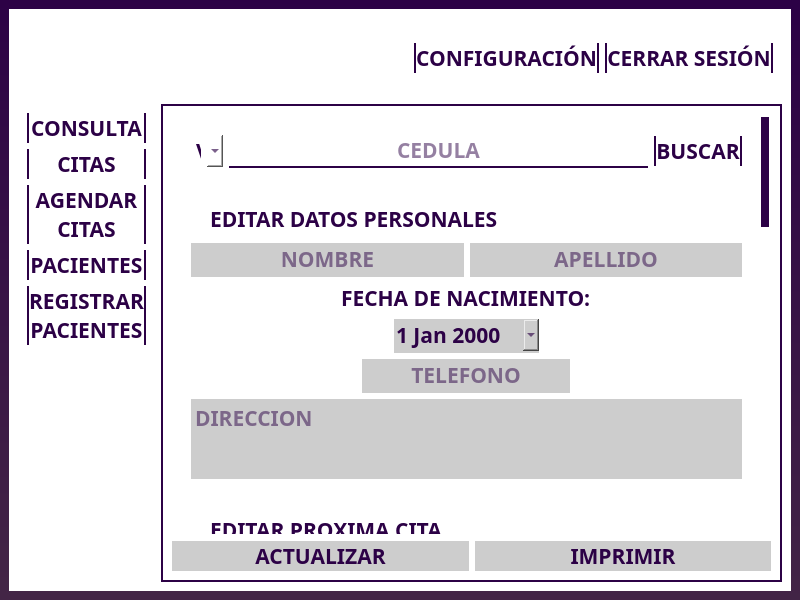
Qt form ui/interfaz_principal.ui (DevHarsue/SANDIASALUD) before a commit.
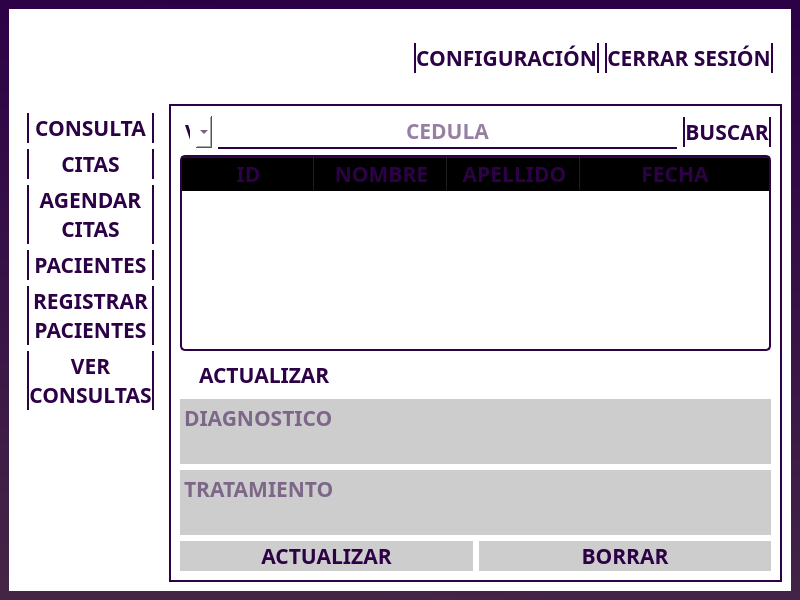
The same form after that commit. Icons and pictures are not drawn.

```diff
--- a/ui/interfaz_principal.ui
+++ b/ui/interfaz_principal.ui
@@ -144,6 +144,17 @@
             </property>
            </widget>
           </item>
+          <item>
+           <widget class="QPushButton" name="boton_v_consultas">
+            <property name="cursor">
+             <cursorShape>PointingHandCursor</cursorShape>
+            </property>
+            <property name="text">
+             <string>VER
+CONSULTAS</string>
+            </property>
+           </widget>
+          </item>
          </layout>
         </widget>
        </item>
@@ -646,6 +657,177 @@
            </item>
           </layout>
          </widget>
+         <widget class="QWidget" name="widget_consultas">
+          <layout class="QVBoxLayout" name="verticalLayout_20">
+           <item>
+            <layout class="QGridLayout" name="gridLayout_4" rowstretch="1,3,1,1,1">
+             <item row="4" column="0" colspan="3">
+              <widget class="QTextEdit" name="text_tratamiento_edit">
+               <property name="enabled">
+                <bool>false</bool>
+               </property>
+               <property name="placeholderText">
+                <string>TRATAMIENTO</string>
+               </property>
+              </widget>
+             </item>
+             <item row="0" column="0">
+              <widget class="QComboBox" name="combo_nacionalidad_consultas">
+               <property name="cursor">
+                <cursorShape>PointingHandCursor</cursorShape>
+               </property>
+               <item>
+                <property name="text">
+                 <string>V</string>
+                </property>
+               </item>
+               <item>
+                <property name="text">
+                 <string>E</string>
+                </property>
+               </item>
+              </widget>
+             </item>
+             <item row="3" column="0" colspan="3">
+              <widget class="QTextEdit" name="text_diagnostico_edit">
+               <property name="enabled">
+                <bool>false</bool>
+               </property>
+               <property name="placeholderText">
+                <string>DIAGNOSTICO</string>
+               </property>
+              </widget>
+             </item>
+             <item row="0" column="2">
+              <widget class="QPushButton" name="boton_buscar_consultas">
+               <property name="cursor">
+                <cursorShape>PointingHandCursor</cursorShape>
+               </property>
+               <property name="text">
+                <string>BUSCAR</string>
+               </property>
+              </widget>
+             </item>
+             <item row="1" column="0" colspan="3">
+              <widget class="QTableWidget" name="table_consultas">
+               <property name="layoutDirection">
+                <enum>Qt::LayoutDirection::LeftToRight</enum>
+               </property>
+               <property name="horizontalScrollBarPolicy">
+                <enum>Qt::ScrollBarPolicy::ScrollBarAlwaysOff</enum>
+               </property>
+               <property name="editTriggers">
+                <set>QAbstractItemView::EditTrigger::NoEditTriggers</set>
+               </property>
+               <property name="alternatingRowColors">
+                <bool>true</bool>
+               </property>
+               <property name="selectionBehavior">
+                <enum>QAbstractItemView::SelectionBehavior::SelectRows</enum>
+               </property>
+               <property name="showGrid">
+                <bool>false</bool>
+               </property>
+               <property name="rowCount">
+                <number>0</number>
+               </property>
+               <attribute name="horizontalHeaderCascadingSectionResizes">
+                <bool>false</bool>
+               </attribute>
+               <attribute name="horizontalHeaderDefaultSectionSize">
+                <number>133</number>
+               </attribute>
+               <attribute name="horizontalHeaderHighlightSections">
+                <bool>false</bool>
+               </attribute>
+               <attribute name="horizontalHeaderStretchLastSection">
+                <bool>true</bool>
+               </attribute>
+               <attribute name="verticalHeaderVisible">
+                <bool>false</bool>
+               </attribute>
+               <attribute name="verticalHeaderHighlightSections">
+                <bool>false</bool>
+               </attribute>
+               <column>
+                <property name="text">
+                 <string>ID</string>
+                </property>
+               </column>
+               <column>
+                <property name="text">
+                 <string>NOMBRE</string>
+                </property>
+               </column>
+               <column>
+                <property name="text">
+                 <string>APELLIDO</string>
+                </property>
+               </column>
+               <column>
+                <property name="text">
+                 <string>FECHA</string>
+                </property>
+               </column>
+              </widget>
+             </item>
+             <item row="0" column="1">
+              <widget class="QLineEdit" name="line_cedula_consultas">
+               <property name="alignment">
+                <set>Qt::AlignmentFlag::AlignCenter</set>
+               </property>
+               <property name="placeholderText">
+                <string>CEDULA</string>
+               </property>
+              </widget>
+             </item>
+             <item row="2" column="0" colspan="3">
+              <widget class="QCheckBox" name="check_editar_consultas">
+               <property name="enabled">
+                <bool>false</bool>
+               </property>
+               <property name="cursor">
+                <cursorShape>PointingHandCursor</cursorShape>
+               </property>
+               <property name="text">
+                <string>ACTUALIZAR</string>
+               </property>
+              </widget>
+             </item>
+            </layout>
+           </item>
+           <item>
+            <layout class="QHBoxLayout" name="horizontalLayout_5">
+             <item>
+              <widget class="QPushButton" name="boton_actualizar_consultas">
+               <property name="enabled">
+                <bool>false</bool>
+               </property>
+               <property name="cursor">
+                <cursorShape>PointingHandCursor</cursorShape>
+               </property>
+               <property name="text">
+                <string>ACTUALIZAR</string>
+               </property>
+              </widget>
+             </item>
+             <item>
+              <widget class="QPushButton" name="boton_borrar_consultas">
+               <property name="enabled">
+                <bool>false</bool>
+               </property>
+               <property name="cursor">
+                <cursorShape>PointingHandCursor</cursorShape>
+               </property>
+               <property name="text">
+                <string>BORRAR</string>
+               </property>
+              </widget>
+             </item>
+            </layout>
+           </item>
+          </layout>
+         </widget>
          <widget class="QWidget" name="widget_pacientes">
           <layout class="QVBoxLayout" name="verticalLayout_11">
            <item>
@@ -657,8 +839,8 @@
               <property name="geometry">
                <rect>
                 <x>0</x>
-                <y>-993</y>
-                <width>592</width>
+                <y>0</y>
+                <width>588</width>
                 <height>1407</height>
                </rect>
               </property>
```
Left out of the diff: 20 changed lines with no effect on the pictures.
